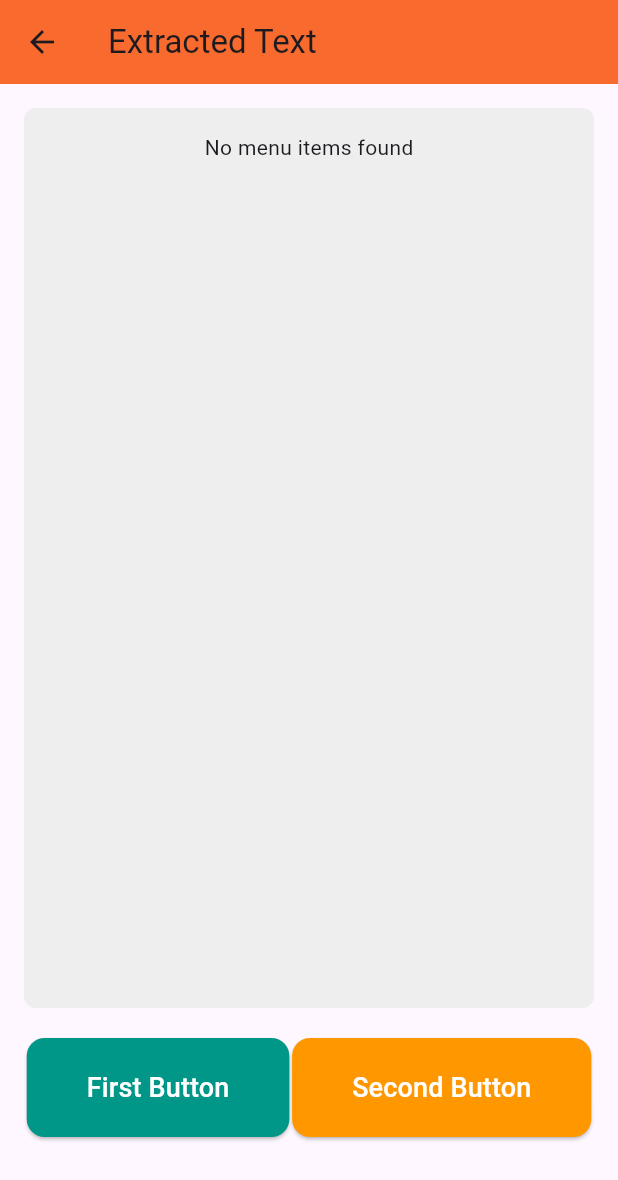
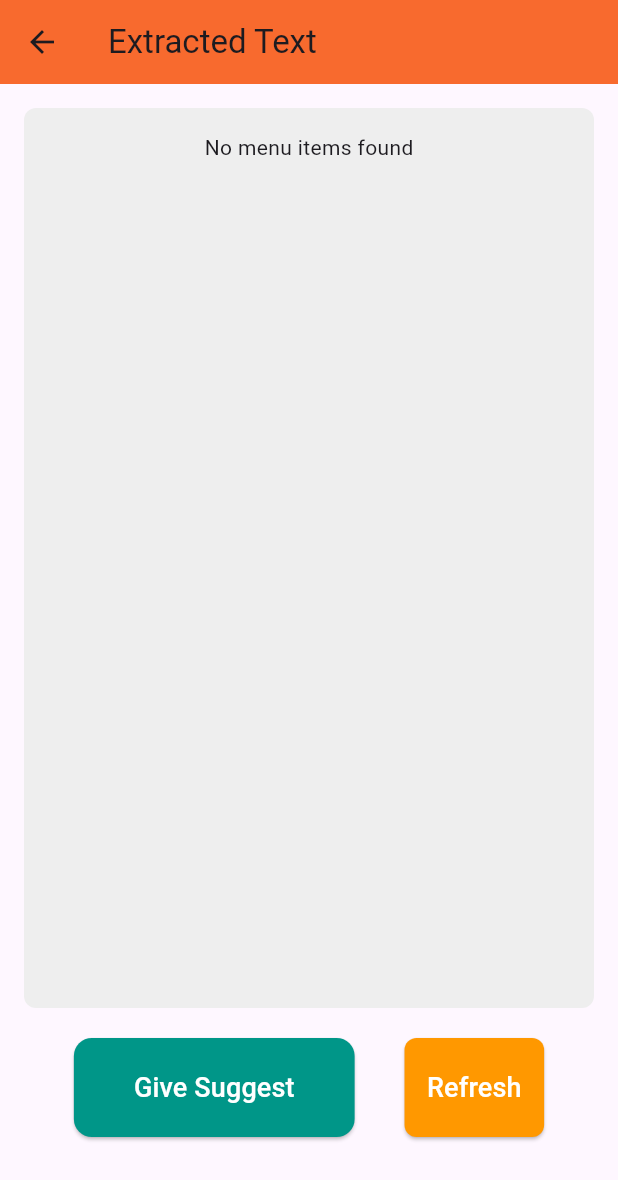
Before and after one commit to IT22353948/EatBetter, a Flutter app: the NextPage screen opened directly with empty values, on a phone screen of 412 x 824 dp. Shown: the top 1180 px of the screen. Run offline on Flutter 3.47's test engine with Material 3 defaults, Android fonts, the phone set to English and light mode, and no system bars; our stand-ins replace image_picker; missing offline and left inert: dart:ffi, google_mlkit_text_recognition.

Commit message:
added two buttons to nextpage

```diff
--- a/lib/pages/prabashwara/NextPage.dart
+++ b/lib/pages/prabashwara/NextPage.dart
@@ -59,7 +59,7 @@ class NextPage extends StatelessWidget {
                       ),
                     ),
                     child: const Text(
-                      'First Button',
+                      'Give Suggest',
                       style: TextStyle(
                         fontSize: 18,
                         color: Colors.white, // Text color
@@ -72,14 +72,14 @@ class NextPage extends StatelessWidget {
                       // Second button action
                     },
                     style: ElevatedButton.styleFrom(
-                      padding: const EdgeInsets.symmetric(vertical: 20.0, horizontal: 40.0), // Custom button size
+                      padding: const EdgeInsets.symmetric(vertical: 20.0, horizontal: 15.0), // Adjusted button size
                       backgroundColor: Colors.orange, // Button background color
                       shape: RoundedRectangleBorder(
-                        borderRadius: BorderRadius.circular(12.0), // Rounded corners
+                        borderRadius: BorderRadius.circular(8.0), // Adjusted border radius
                       ),
                     ),
                     child: const Text(
-                      'Second Button',
+                      'Refresh',
                       style: TextStyle(
                         fontSize: 18,
                         color: Colors.white, // Text color
```
